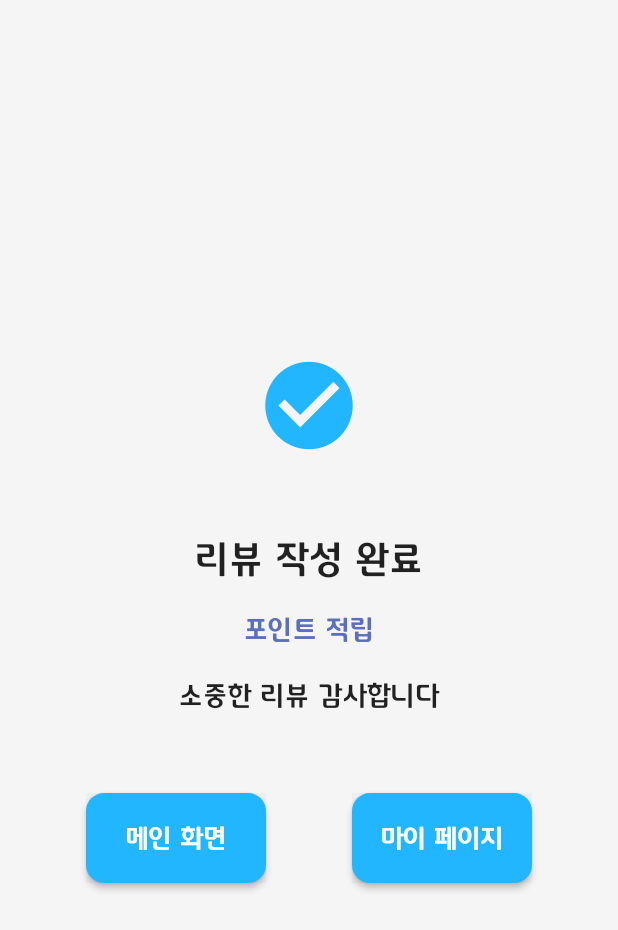
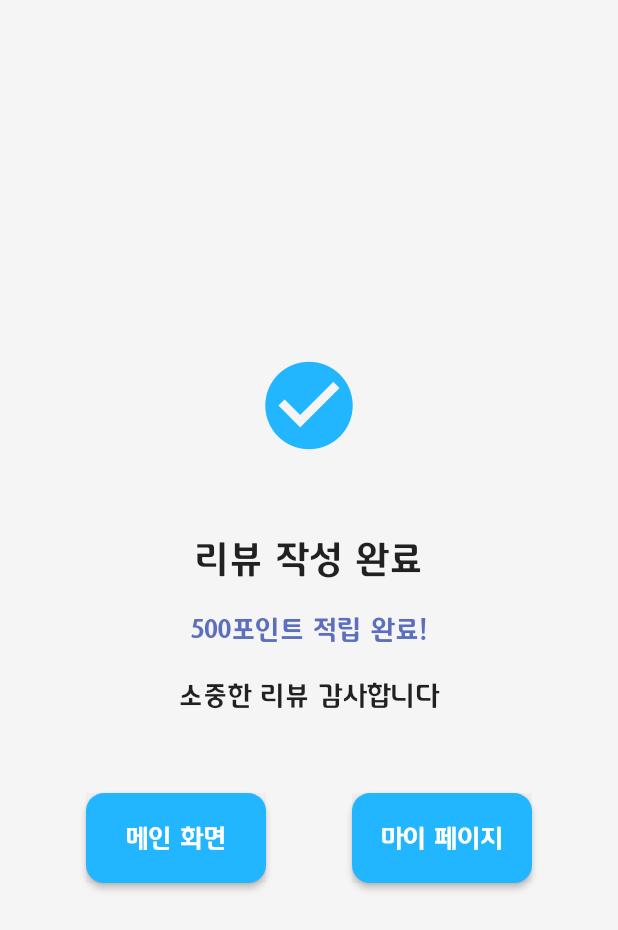
Before and after one commit to dan2kk/intern1, a Flutter app: the ReviewAddedCOMPLETEWidget screen opened directly, on a phone screen of 412 x 824 dp. Shown: the top 930 px of the screen. Run offline on Flutter 3.47's test engine with Material 2 defaults, Android fonts, the phone set to English and light mode, and no system bars; drawn by our look-alikes of auto_size_text; our stand-ins replace built_collection, built_value, chewie, cloud_firestore, easy_debounce, equatable and 19 more; missing offline and left inert: bootpay_api, flutter_facebook_auth, flutter_google_places, flutter_web_auth, google_api_headers, google_maps_webservice and 4 more; accounts and stored records are empty; generated files the repository leaves out were written again.

```diff
--- a/lib/review_added_c_o_m_p_l_e_t_e/review_added_c_o_m_p_l_e_t_e_widget.dart
+++ b/lib/review_added_c_o_m_p_l_e_t_e/review_added_c_o_m_p_l_e_t_e_widget.dart
@@ -79,7 +79,7 @@ class _ReviewAddedCOMPLETEWidgetState extends State<ReviewAddedCOMPLETEWidget> {
                           mainAxisAlignment: MainAxisAlignment.center,
                           children: [
                             Text(
-                              '',
+                              '500',
                               textAlign: TextAlign.center,
                               style: TextStyle(
                                 fontFamily: 'tway_air medium',
@@ -89,7 +89,7 @@ class _ReviewAddedCOMPLETEWidgetState extends State<ReviewAddedCOMPLETEWidget> {
                               ),
                             ),
                             Text(
-                              '포인트 적립',
+                              '포인트 적립 완료!',
                               textAlign: TextAlign.center,
                               style: TextStyle(
                                 fontFamily: 'tway_air medium',
```
